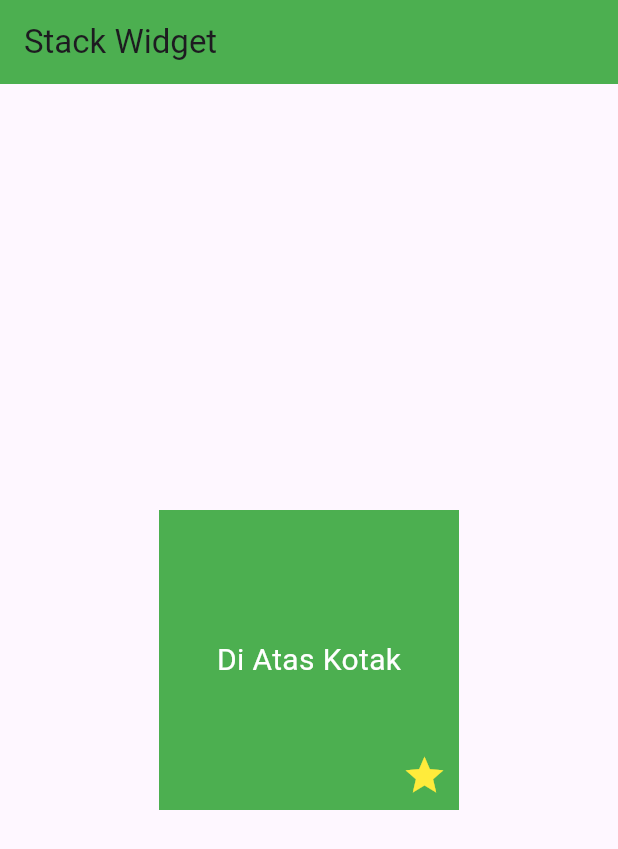
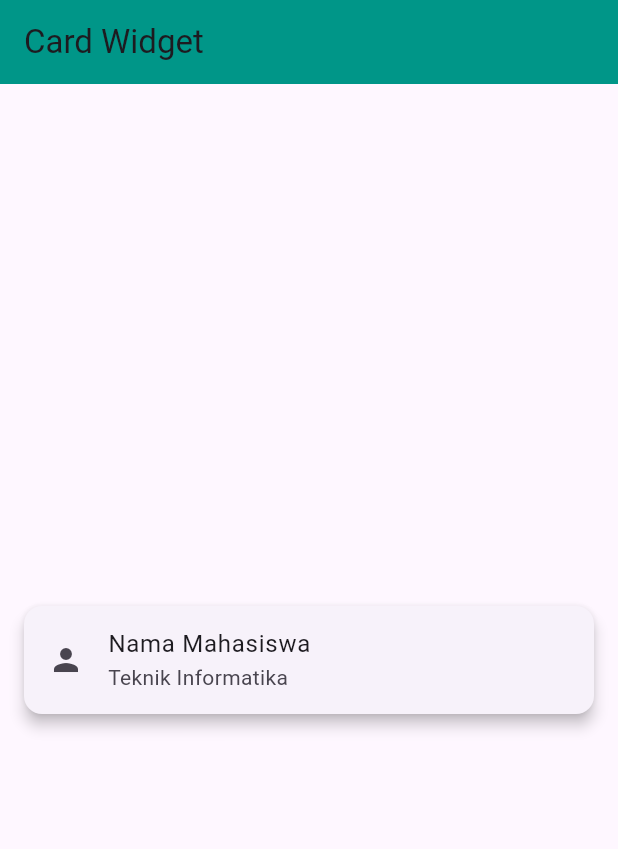
Before and after one commit to Ucokgagah/projek_flutter, a Flutter app: the screen it shows after launch, on a phone screen of 412 x 824 dp. Shown: the top 849 px of the screen. Run offline on Flutter 3.47's test engine with Material 3 defaults, Android fonts, the phone set to English and light mode, and no system bars.

Commit message:
card widget

```diff
--- a/styling_widget/lib/main.dart
+++ b/styling_widget/lib/main.dart
@@ -6,42 +6,24 @@ void main() {
 
 class MyApp extends StatelessWidget {
 const MyApp({super.key});
-
 @override
 Widget build(BuildContext context) {
 return MaterialApp(
-      title: 'Stack Widget Demo',
+title: 'Card Widget Demo',
 home: Scaffold(
 appBar: AppBar(
-          title: const Text('Stack Widget'),
-          backgroundColor: Colors.green,
+title: const Text('Card Widget'),
+backgroundColor: Colors.teal,
 ),
 body: Center(
-          child: Stack(
-            alignment: Alignment.center,
-            children: [
-              Container(
-                width: 200,
-                height: 200,
-                color: Colors.green,
+child: Card(
+elevation: 4,
+margin: const EdgeInsets.all(16),
+child: ListTile(
+leading: const Icon(Icons.person),
+title: const Text('Nama Mahasiswa'),
+subtitle: const Text('Teknik Informatika'),
 ),
-              const Text(
-                'Di Atas Kotak',
-                style: TextStyle(
-                  color: Colors.white,
-                  fontSize: 20,
-                ),
-              ),
-              const Positioned(
-                right: 8, // jarak dari kanan
-                bottom: 8, // jarak dari bawah
-                child: Icon(
-                  Icons.star,
-                  color: Colors.yellow,
-                  size: 30,
-                ),
-              ),
-            ],
 ),
 ),
 ),
```
Lines whose indentation alone changed are shown as unchanged.
